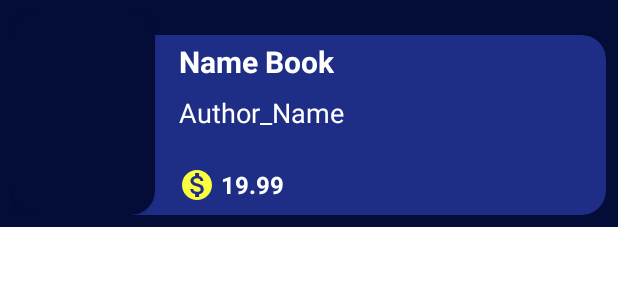
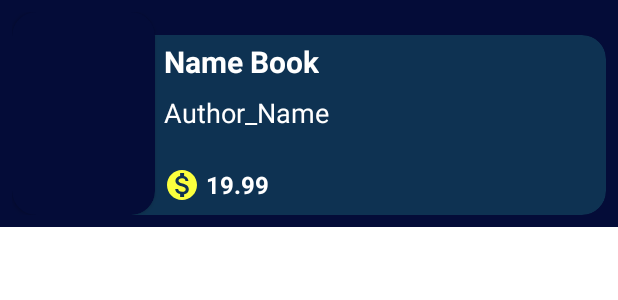
Before and after one commit to SajadRahimi1/Book-Online-View, an Android app: the layout item_books.xml on its own in the app's theme, with its tools: preview values and no code run, on a phone screen of 412 x 824 dp. Shown: the top 300 px of the screen. Run offline under Robolectric (Android 15) with nearby library versions, the phone set to English and light mode, and no system bars.

```diff
--- a/app/src/main/AndroidManifest.xml
+++ b/app/src/main/AndroidManifest.xml
@@ -1,15 +1,18 @@
 <?xml version="1.0" encoding="utf-8"?>
 <manifest xmlns:android="http://schemas.android.com/apk/res/android"
     package="rahimi.app.retrofit">
+
+    <uses-permission android:name="android.permission.INTERNET" />
 
     <application
         android:allowBackup="true"
         android:icon="@mipmap/ic_launcher"
         android:label="@string/app_name"
+        android:requestLegacyExternalStorage="true"
         android:roundIcon="@mipmap/ic_launcher_round"
         android:supportsRtl="true"
-        android:requestLegacyExternalStorage="true"
         android:theme="@style/Theme.Retrofit">
+        <activity android:name=".DetailBookActivity"/>
         <activity android:name=".MainActivity">
             <intent-filter>
                 <action android:name="android.intent.action.MAIN" />
--- a/app/src/main/java/rahimi/app/retrofit/MainActivity.java
+++ b/app/src/main/java/rahimi/app/retrofit/MainActivity.java
@@ -22,7 +22,7 @@ public class MainActivity extends AppCompatActivity {
     List<Books> list = new ArrayList<>();
 
     ApiInterface request;
-    String url = "http://192.168.42.241/retrofit/";
+    String url = "http://192.168.56.1/retrofit/";
     @Override
     protected void onCreate(Bundle savedInstanceState) {
         super.onCreate(savedInstanceState);
--- a/app/src/main/res/layout/item_books.xml
+++ b/app/src/main/res/layout/item_books.xml
@@ -16,20 +16,20 @@
 
         <ImageView
             android:layout_width="match_parent"
-            android:layout_height="wrap_content"
+            android:layout_height="match_parent"
             android:id="@+id/img_books"
-            android:scaleType="centerCrop"/>
+            android:scaleType="fitCenter"/>
     </androidx.cardview.widget.CardView>
 
     <androidx.cardview.widget.CardView
-        android:layout_marginLeft="-40dp"
+        android:layout_marginLeft="-50dp"
         android:layout_toRightOf="@+id/cardImg"
         app:cardCornerRadius="16dp"
         app:cardElevation="-2dp"
         android:layout_width="match_parent"
         android:layout_height="120dp"
         android:layout_marginTop="15dp"
-        app:cardBackgroundColor="#1E2E87">
+        app:cardBackgroundColor="#0E3252">
 
         <RelativeLayout
             android:layout_width="match_parent"
```
